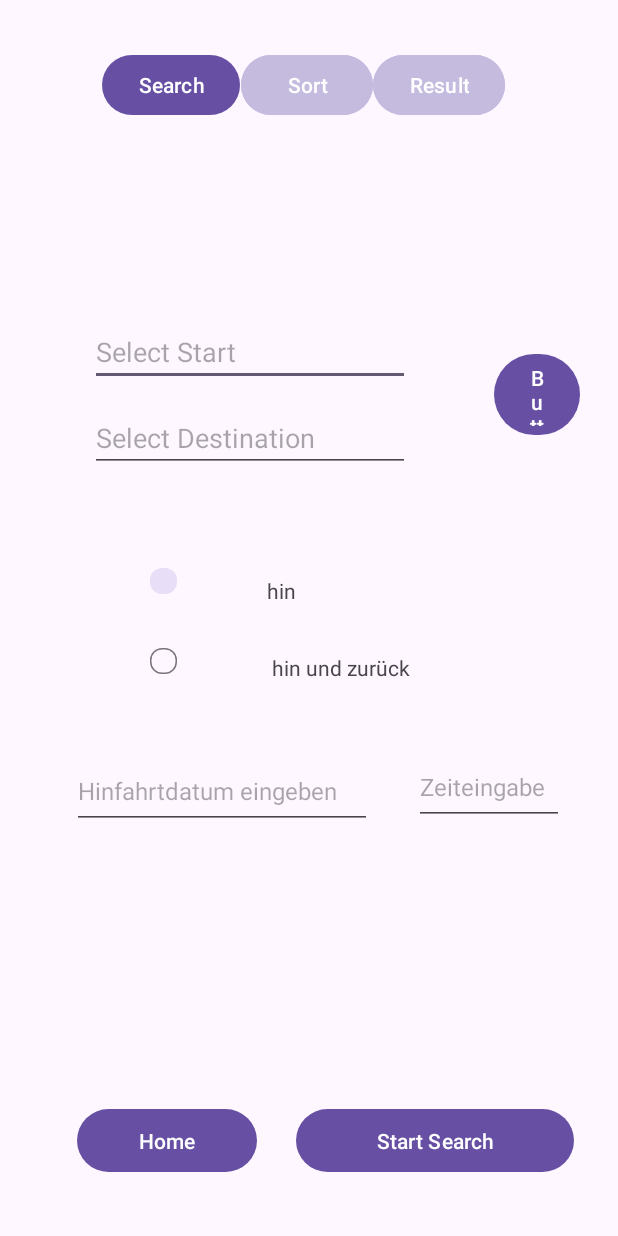
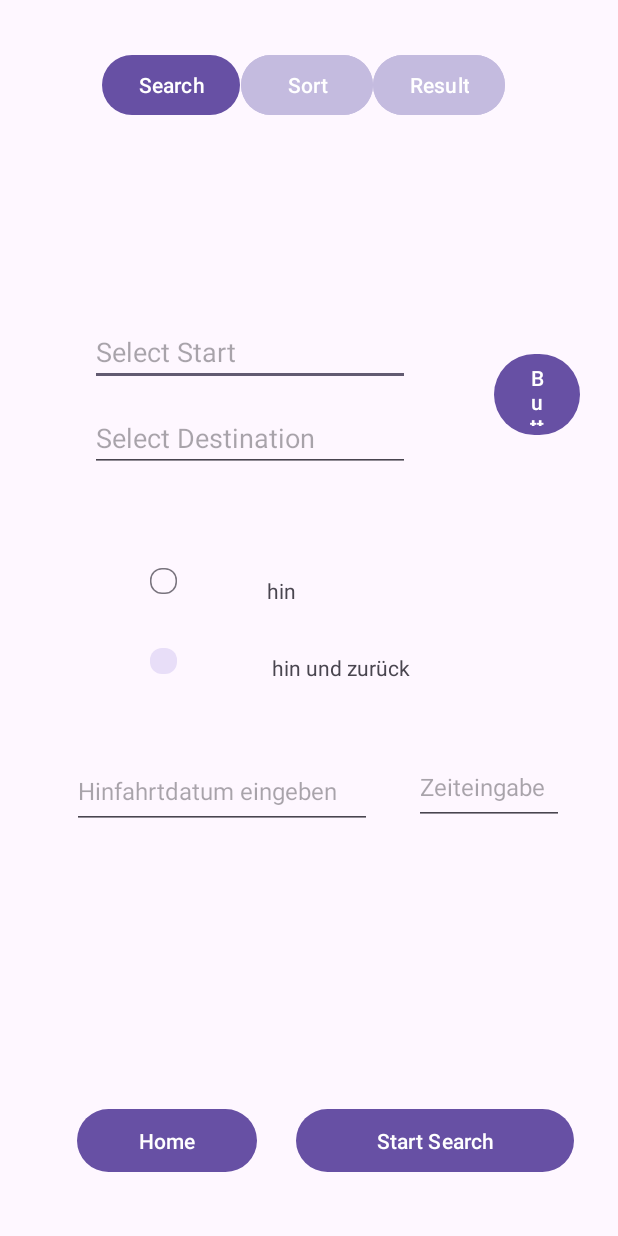
Before and after one commit to malteklaes/M3_TripPlannerApp_highFidelityPrototyp, an Android app: the screen it shows after launch (mainScreen2), after a tap on "New Search", on a phone screen of 412 x 824 dp. Run offline under Robolectric (Android 15) with nearby library versions, the light colour scheme and no system bars.

```diff
--- a/app/src/main/java/com/example/m3_tripplannerapp_highfidelityprototyp/MainActivity.java
+++ b/app/src/main/java/com/example/m3_tripplannerapp_highfidelityprototyp/MainActivity.java
@@ -2,13 +2,16 @@ package com.example.m3_tripplannerapp_highfidelityprototyp;
 
 import androidx.appcompat.app.AppCompatActivity;
 
+import android.content.Context;
 import android.content.Intent;
+import android.content.SharedPreferences;
 import android.os.Bundle;
 import android.util.Log;
 import android.view.View;
 import android.widget.Button;
 
 public class MainActivity extends AppCompatActivity {
+    private SharedPreferences sharedPreferences;
 
     @Override
     protected void onCreate(Bundle savedInstanceState) {
@@ -27,6 +30,7 @@ public class MainActivity extends AppCompatActivity {
 
         setupButtonListeners();
 
+        sharedPreferences = getSharedPreferences("Inputs", Context.MODE_PRIVATE);
     }
 
 
@@ -41,6 +45,11 @@ public class MainActivity extends AppCompatActivity {
             public void onClick(View v) {
                 Intent intent = new Intent(MainActivity.this, mainScreen2.class);
                 startActivity(intent);
+
+                //Setting saved user inputs free
+                SharedPreferences.Editor editor = sharedPreferences.edit();
+                editor.clear();
+                editor.apply();
             }
         });
 
--- a/app/src/main/java/com/example/m3_tripplannerapp_highfidelityprototyp/mainScreen2.java
+++ b/app/src/main/java/com/example/m3_tripplannerapp_highfidelityprototyp/mainScreen2.java
@@ -26,6 +26,7 @@ import android.widget.Toast;
 
 import com.google.android.material.chip.Chip;
 
+import android.content.SharedPreferences;
 
 import java.util.ArrayList;
 import java.util.Arrays;
@@ -58,6 +59,7 @@ public class mainScreen2 extends AppCompatActivity {
     private EditText time1;
     private EditText time2;
 
+    private SharedPreferences sharedPreferences;
 
 
 
@@ -75,16 +77,29 @@ public class mainScreen2 extends AppCompatActivity {
 
         setupButtonListeners(); //Buttons Listener Method
 
+        //Saving user input
+        sharedPreferences = getSharedPreferences("Inputs", Context.MODE_PRIVATE);
+
         editStart.setOnItemClickListener(new AdapterView.OnItemClickListener(){    //onItemClick of editStart String startCity gets overwritten with the text of editStart
             @Override
             public void onItemClick(AdapterView<?> parent, View view, int position, long id){     //overriding of startCity
                 startCity = editStart.getText().toString();
+
+                //saving user input
+                SharedPreferences.Editor editor = sharedPreferences.edit();
+                editor.putString("startCity", startCity);
+                editor.apply();
             }
         });
         editDestination.setOnItemClickListener(new AdapterView.OnItemClickListener(){     //onItemClick of editDestination String destinationCity gets overwritten with the text of editDestination
             @Override
             public void onItemClick(AdapterView<?> parent, View view, int position, long id){    //overriding of destinationCity
                 destinationCity = editDestination.getText().toString();
+
+                //saving user input
+                SharedPreferences.Editor editor = sharedPreferences.edit();
+                editor.putString("destinationCity", destinationCity);
+                editor.apply();
             }
         });
 
@@ -111,6 +126,13 @@ public class mainScreen2 extends AppCompatActivity {
                                                      public void onDateSet(DatePicker view, int year, int month, int dayOfMonth) { //setting date to Edittext
                                                          date1.setText(dayOfMonth + "-" + (month + 1) + "-" + year);
                                                          startDate = new DataDate(dayOfMonth, month+1, year); //initializing startDate
+
+                                                         //saving User Input
+                                                         SharedPreferences.Editor editor = sharedPreferences.edit();
+                                                         editor.putInt("startDay", startDate.getDay());
+                                                         editor.putInt("startMonth", startDate.getMonth());
+                                                         editor.putInt("startYear", startDate.getYear());
+                                                         editor.apply();
                                                      }
                                                  },
                                                  year, month, day);  //recieved variables from calendar
@@ -138,6 +160,13 @@ public class mainScreen2 extends AppCompatActivity {
                             public void onDateSet(DatePicker view, int year, int month, int dayOfMonth) { //setting date to Edittext
                                 date2.setText(dayOfMonth + "-" + (month + 1) + "-" + year);
                                 returnDate = new DataDate(dayOfMonth, month + 1, year);  //initializing returnDate
+
+                                //saving User Input
+                                SharedPreferences.Editor editor = sharedPreferences.edit();
+                                editor.putInt("returnDay", returnDate.getDay());
+                                editor.putInt("returnMonth", returnDate.getMonth());
+                                editor.putInt("returnYear", returnDate.getYear());
+                                editor.apply();
                             }
                         },
                         year, month, day);  //recieved variables from calendar
@@ -168,6 +197,12 @@ public class mainScreen2 extends AppCompatActivity {
                             public void onTimeSet(TimePicker view, int hourOfDay, int minute) {
                                 time1.setText(hourOfDay + " : " + minute);
                                 startTime = new DataTime(minute, hourOfDay);  //initializing startTime
+
+                                //saving User Input
+                                SharedPreferences.Editor editor = sharedPreferences.edit();
+                                editor.putInt("startMinute", startTime.getMinute());
+                                editor.putInt("startHour", startTime.getHour());
+                                editor.apply();
                             }
                         },
                         hour, minute, true); //recieved variables from calendar and setting 24Hour Format
@@ -192,6 +227,12 @@ public class mainScreen2 extends AppCompatActivity {
                             public void onTimeSet(TimePicker view, int hourOfDay, int minute) {
                                 time2.setText(hourOfDay + " : " + minute);
                                 returnTime = new DataTime(minute, hourOfDay);  //initializing returnTime
+
+                                //saving User Input
+                                SharedPreferences.Editor editor = sharedPreferences.edit();
+                                editor.putInt("returnMinute", returnTime.getMinute());
+                                editor.putInt("returnHour", returnTime.getHour());
+                                editor.apply();
                             }
                         },
                         hour, minute, true);
@@ -202,6 +243,62 @@ public class mainScreen2 extends AppCompatActivity {
             }
         });
 
+    }
+
+    //Saving User Input
+    @Override
+    protected void onResume() {
+        super.onResume();
+
+        String savedStart = sharedPreferences.getString("startCity", "");
+        String savedDest = sharedPreferences.getString("destinationCity", "");
+
+        int savedStartDay = sharedPreferences.getInt("startDay", -1);
+        int savedStartMonth = sharedPreferences.getInt("startMonth", -1);
+        int savedStartYear = sharedPreferences.getInt("startYear", -1);
+
+        int savedReturnDay = sharedPreferences.getInt("returnDay", -1);
+        int savedReturnMonth = sharedPreferences.getInt("returnMonth", -1);
+        int savedReturnYear = sharedPreferences.getInt("returnYear", -1);
+
+        int savedStartMinute = sharedPreferences.getInt("startMinute", -1);
+        int savedStartHour = sharedPreferences.getInt("startHour", -1);
+
+        int savedReturnMinute = sharedPreferences.getInt("returnMinute", -1);
+        int savedReturnHour = sharedPreferences.getInt("returnHour", -1);
+
+        boolean isOneWayChecked = sharedPreferences.getBoolean("isOneWayChecked", false);
+
+        editStart.setText(savedStart);
+        editDestination.setText(savedDest);
+
+        if (isOneWayChecked) {
+            oneWay.setChecked(true);
+            bothWay.setChecked(false);
+        } else {
+            oneWay.setChecked(false);
+            bothWay.setChecked(true);
+        }
+
+
+        if (savedStartDay != -1 && savedStartMonth != -1 && savedStartYear != -1) {
+            startDate = new DataDate(savedStartDay, savedStartMonth, savedStartYear);
+            date1.setText(startDate.toString());
+        }
+
+        if (savedReturnDay != -1 && savedReturnMonth != -1 && savedReturnYear != -1){
+            returnDate = new DataDate(savedReturnDay, savedReturnMonth, savedReturnYear);
+            date2.setText(returnDate.toString());
+        }
+
+        if(savedStartMinute != -1 && savedStartHour != 1) {
+            startTime = new DataTime(savedStartMinute, savedStartHour);
+            time1.setText(startTime.toString());
+        }
+        if(savedReturnMinute != -1 && savedReturnHour != 1) {
+            returnTime = new DataTime(savedReturnMinute, savedReturnHour);
+            time2.setText(returnTime.toString());
+        }
     }
 
     public void switch_CityInputs (View view) {
@@ -219,6 +316,11 @@ public class mainScreen2 extends AppCompatActivity {
         bothWay.setChecked(false);
         date2.setVisibility(View.INVISIBLE);
         time2.setVisibility(View.INVISIBLE);
+
+        //saving the User Input State
+        SharedPreferences.Editor editor = sharedPreferences.edit();
+        editor.putBoolean("isOneWayChecked", true);
+        editor.apply();
     }
 
     public void select_chip_bothWays (View view) {
@@ -226,6 +328,11 @@ public class mainScreen2 extends AppCompatActivity {
         bothWay.setChecked(true);
         date2.setVisibility(View.VISIBLE);
         time2.setVisibility(View.VISIBLE);
+
+        //saving the User Input State
+        SharedPreferences.Editor editor = sharedPreferences.edit();
+        editor.putBoolean("isOneWayChecked", false);
+        editor.apply();
     }
 
 
@@ -313,6 +420,11 @@ public class mainScreen2 extends AppCompatActivity {
             @Override
             public void onClick(View v) {
                 performSearch();
+
+                //Setting saved user inputs free
+                SharedPreferences.Editor editor = sharedPreferences.edit();
+                editor.clear();
+                editor.apply();
             }
         });
 
```
